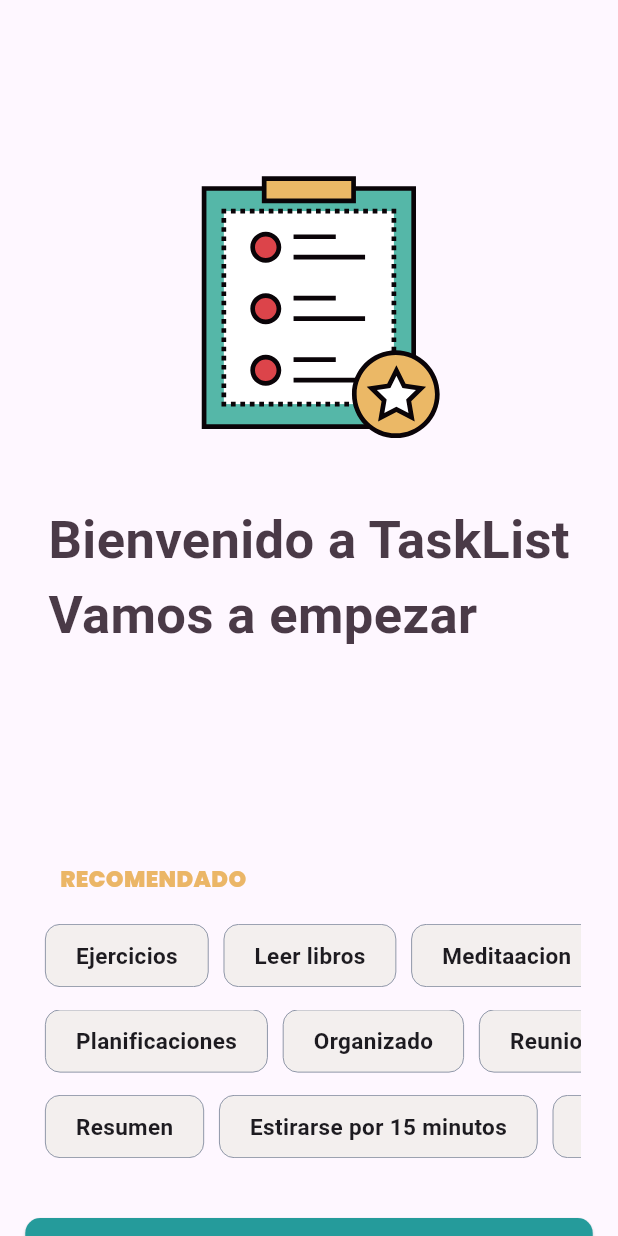
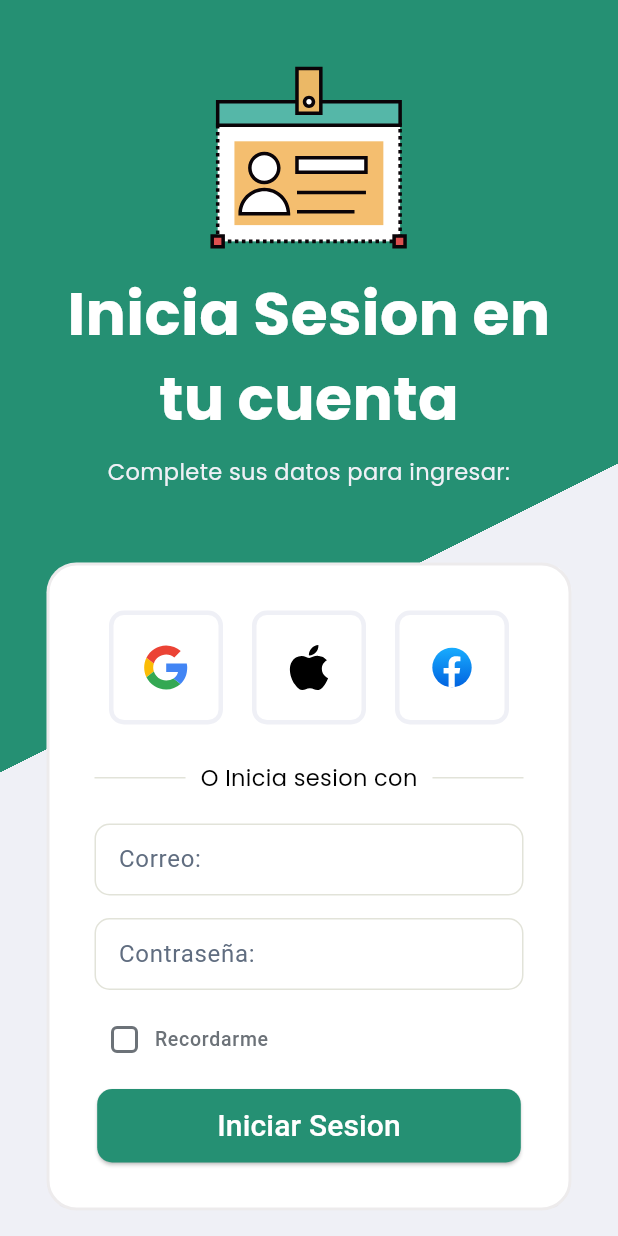
Before and after one commit to Fabian-Lugo/TaskList-con-Flutter, a Flutter app: the screen it shows after launch, after a tap on "Continuar", on a phone screen of 412 x 824 dp. Run offline on Flutter 3.47's test engine with Material 3 defaults, Android fonts, the phone set to English and light mode, and no system bars; our stand-ins replace flutter_svg, google_fonts.

Commit message:
feat: add login screen and local credentials

```diff
--- a/lib/presentacion/pantallas/home_screen.dart
+++ b/lib/presentacion/pantallas/home_screen.dart
@@ -1,19 +1,24 @@
 import 'package:flutter/material.dart';
 import 'package:google_fonts/google_fonts.dart';
 import 'package:flutter_svg/flutter_svg.dart';
+import 'package:test_03/presentacion/pantallas/login_screen.dart';
 import 'package:test_03/utils/button_style.dart';
 import 'package:test_03/utils/color.dart';
 
-class HomaPage extends StatefulWidget {
+class HomaPage extends StatelessWidget {
   const HomaPage({super.key});
 
-  @override
-  State<HomaPage> createState() => _HomaPageState();
-}
 
-class _HomaPageState extends State<HomaPage> {
   @override
   Widget build(BuildContext context) {
+
+  void changePageLogin() {
+    Navigator.push(
+      context,
+      MaterialPageRoute(builder: (context) => LoginPage())
+    );
+  }
+
     return Scaffold(
       body: Column(
         children: [
@@ -28,7 +33,7 @@ class _HomaPageState extends State<HomaPage> {
           const SizedBox(height: 5),
           Center(
             child: Text(
-              'Bienvenido a TaskList\nVamos a empezar',
+              'Bienvenido a TaskList\nVamos a empezar:',
               style: const TextStyle(color: ColorApp.color_04, fontSize: 35, fontWeight: FontWeight.bold),
               textAlign: TextAlign.left,
             ),
@@ -87,7 +92,7 @@ class _HomaPageState extends State<HomaPage> {
           ),
           const SizedBox(height: 40),
           ElevatedButton(
-            onPressed: () {},
+            onPressed: changePageLogin,
             style: ElevatedButton.styleFrom(
               backgroundColor: ColorApp.color_06,
               padding: EdgeInsets.symmetric(horizontal: 145, vertical: 15),
--- a/lib/presentacion/pantallas/login_screen.dart
+++ b/lib/presentacion/pantallas/login_screen.dart
@@ -0,0 +1,215 @@
+import 'package:flutter/material.dart';
+import 'package:flutter_svg/flutter_svg.dart';
+import 'package:google_fonts/google_fonts.dart';
+import 'package:test_03/utils/color.dart';
+import 'package:test_03/utils/input_style.dart';
+import 'package:test_03/utils/message.dart';
+import 'package:test_03/widget/social_button.dart';
+
+class LoginPage extends StatefulWidget {
+  const LoginPage({super.key});
+
+  @override
+  State<LoginPage> createState() => _LoginPageState();
+}
+
+class _LoginPageState extends State<LoginPage> {
+   final TextEditingController controllerText = TextEditingController();
+   final TextEditingController controllerPassword = TextEditingController();
+   final key = GlobalKey<FormState>();
+   bool obscurePassword = true;
+   bool rememberMe = false;
+   String textValidator = '';
+   String passwordValidator = '';
+
+  void messageFuture() {
+    MessageFloat.custom(context: context, color: ColorApp.color_11, text: 'Proximamente');
+  }
+
+  void seePassword() {
+    setState(() {
+      obscurePassword = !obscurePassword;
+    });
+  }
+
+  void validationText() {
+    if (key.currentState!.validate()) {
+      setState(() {
+        if (controllerText.text == 'Fabian' && controllerPassword.text == 'test123') {
+          /*Navigator.push(
+            context,
+            MaterialPageRoute(builder: (context) mes)
+          );*/
+          messageFuture();
+        }
+      });
+    }
+  }
+
+  @override
+  Widget build(BuildContext context) {
+  final size = MediaQuery.of(context).size;
+
+
+    return GestureDetector(
+      onTap: FocusScope.of(context).unfocus,
+      behavior: HitTestBehavior.opaque,
+      child: Scaffold(
+        backgroundColor: ColorApp.color_02,
+        body: SingleChildScrollView(
+          child: Container(
+            height: size.height,
+            width: size.width,
+            decoration: BoxDecoration(
+              gradient: LinearGradient(
+                begin: Alignment.topLeft,
+                end: Alignment.bottomRight,
+                colors: [
+                  ColorApp.color_08,
+                  ColorApp.color_08,
+                  ColorApp.color_07,
+                  ColorApp.color_07,
+                ],
+                stops: const [0.0, 0.5, 0.5, 1.0]
+              ),
+            ),
+            child: Column(
+              children: [
+                const SizedBox(height: 30),
+                SvgPicture.asset('assets/images/image_login.svg', width: 150),
+                Text(
+                  'Inicia Sesion en\ntu cuenta',
+                  textAlign: TextAlign.center,
+                  style: GoogleFonts.poppins(color: ColorApp.color_02, fontSize: 40, fontWeight: FontWeight.bold),
+                ),
+                const SizedBox(height: 10),
+                Text(
+                  'Complete sus datos para ingresar:',
+                  textAlign: TextAlign.center,
+                  style: GoogleFonts.poppins(color: ColorApp.color_07, fontSize: 15),
+                ),
+                const SizedBox(height: 50),
+                Container(
+                  padding: EdgeInsets.symmetric(vertical: 30, horizontal: 30),
+                  width: 350,
+                  decoration: BoxDecoration(
+                    color: ColorApp.color_02,
+                    border: Border.all(color: ColorApp.color_04.withOpacity(0.1), width: 2),
+                    borderRadius: BorderRadius.circular(20),
+                  ),
+                  child: Column(
+                    children: [
+                      Row(
+                        mainAxisAlignment: MainAxisAlignment.spaceAround,
+                        children: [
+                          SocialButton( onTap: messageFuture, iconPath: 'assets/images/google_logo.svg'),
+                          SocialButton(onTap: messageFuture, iconPath: 'assets/images/apple_logo.svg'),
+                          SocialButton(onTap: messageFuture, iconPath: 'assets/images/facebook_logo.svg'),
+                        ],
+                      ),
+                      const SizedBox(height: 25),
+                      Row(
+                        children: [
+                          Expanded(
+                            child: Divider(color: ColorApp.color_09  , thickness: 1, endIndent: 10,)
+                          ),
+                          Text(
+                            'O Inicia sesion con',
+                            textAlign: TextAlign.center,
+                            style: GoogleFonts.poppins(color: ColorApp.color_01, fontSize: 15),
+                          ),
+                          Expanded(
+                            child: Divider(color: ColorApp.color_09  , thickness: 1, indent: 10,)
+                          ),
+                        ],
+                      ),
+                      const SizedBox(height: 20),
+                      Form(
+                        key: key,
+                        child: Column(
+                          children: [
+                            TextFormField(
+                              controller: controllerText,
+                              keyboardType: TextInputType.emailAddress,
+                              decoration: InputDecoration(
+                                labelText: 'Correo:',
+                                labelStyle: TextStyle(color: ColorApp.color_10),
+                                isDense: true,
+                                enabledBorder: InputStyles.customBorder(color: ColorApp.color_09),
+                                focusedBorder: InputStyles.customBorder(color: ColorApp.color_09),
+                                errorBorder: InputStyles.customBorder(color: ColorApp.color_11),
+                                focusedErrorBorder: InputStyles.customBorder(color: ColorApp.color_11),
+                              ),
+                            validator: (value) => (value?.trim().isEmpty ?? true) ? 'Ingresa tu contraseña' : null,
+                            ),
+                            const SizedBox(height: 15),
+                            TextFormField(
+                              controller: controllerPassword,
+                              keyboardType: TextInputType.text,
+                              onChanged: (value) => setState((){}),
+                              obscureText: obscurePassword,
+                              decoration: InputDecoration(
+                                labelText: 'Contraseña:',
+                                labelStyle: TextStyle(color: ColorApp.color_10),
+                                isDense: true,
+                                enabledBorder: InputStyles.customBorder(color: ColorApp.color_09),
+                                focusedBorder: InputStyles.customBorder(color: ColorApp.color_09),
+                                errorBorder: InputStyles.customBorder(color: ColorApp.color_11),
+                                focusedErrorBorder: InputStyles.customBorder(color: ColorApp.color_11),
+                                suffixIcon: controllerPassword.text.isNotEmpty
+                                ? IconButton(
+                                    onPressed: seePassword,
+                                    icon: Icon(obscurePassword? Icons.visibility_off : Icons.visibility)
+                                  )
+                                : null
+                              ),
+                              validator: (value) => (value?.trim().isEmpty ?? true) ? 'Ingresa tu contraseña' : null,
+                            ),
+                            const SizedBox(height: 5),
+                            CheckboxListTile(
+                              title: const Text(
+                                'Recordarme',
+                                style: TextStyle(fontSize: 13, fontWeight: FontWeight.w500, color: Color(0xFF6C7278),
+                                ),
+                              ),
+                              contentPadding: EdgeInsets.zero,
+                              horizontalTitleGap: 0,
+                              controlAffinity:  ListTileControlAffinity.leading,
+                              checkboxShape: RoundedRectangleBorder(
+                                borderRadius: BorderRadius.circular(4)
+                              ),
+                              activeColor: ColorApp.color_08,
+                              side: const BorderSide(color: Color(0xFF6C7278), width: 2),
+                              value: rememberMe,
+                              onChanged: (bool? newValue) {
+                                setState(() {
+                                  rememberMe = newValue!;
+                                });
+                              }
+                            ),
+                            const SizedBox(height: 5),
+                            ElevatedButton(
+                              onPressed: validationText,
+                              style: ElevatedButton.styleFrom(
+                                backgroundColor: ColorApp.color_08,
+                                padding: EdgeInsets.symmetric(vertical: 10, horizontal: 80),
+                                shape: RoundedRectangleBorder(
+                                  borderRadius: BorderRadius.circular(10)
+                                ),
+                              ),
+                              child: const Text('Iniciar Sesion', style: TextStyle(color: ColorApp.color_02, fontSize: 20))
+                            )
+                          ],
+                        )
+                      ),
+                    ],
+                  ),
+                ),
+              ],
+            ),
+          ),
+        ),
+      ),
+    );
+  }
+}
--- a/lib/utils/color.dart
+++ b/lib/utils/color.dart
@@ -7,5 +7,9 @@ class ColorApp {
   static const Color color_04 = Color(0xff4a3a47);
   static const Color color_05 = Color(0xffF3EFEE);
   static const Color color_06 = Color(0xff259b9b);
-  static const Color color_07 = Color(0xff6c788e);
+  static const Color color_07 = Color(0xffEFF0F6);
+  static const Color color_08 = Color(0xff259073);
+  static const Color color_09 = Color(0xffe2e3d9);
+  static const Color color_10 = Color(0xFF606d80);
+  static const Color color_11 = Color(0xddff2c2c);
 }
--- /dev/null
+++ b/lib/utils/input_style.dart
@@ -0,0 +1,12 @@
+import 'package:flutter/material.dart';
+
+class InputStyles {
+  static OutlineInputBorder customBorder({required Color color}) {
+    return OutlineInputBorder(
+      borderRadius: BorderRadius.circular(10),
+      borderSide: BorderSide(
+        color: color,
+      ),
+    );
+  }
+}
--- /dev/null
+++ b/lib/utils/message.dart
@@ -0,0 +1,19 @@
+import 'package:flutter/material.dart';
+import 'package:google_fonts/google_fonts.dart';
+import 'package:test_03/utils/color.dart';
+
+class MessageFloat {
+  static void custom({required BuildContext context, required Color color, required String text}) {
+    ScaffoldMessenger.of(context).showSnackBar(
+      SnackBar(
+        backgroundColor: color,
+        behavior: SnackBarBehavior.floating,
+        duration: Duration(seconds: 1),
+        content: Text(
+          text,
+          style: GoogleFonts.poppins(color: ColorApp.color_02, fontWeight: FontWeight.bold, fontSize: 15),
+        ),
+      ),
+    );
+  }
+}
--- /dev/null
+++ b/lib/widget/social_button.dart
@@ -0,0 +1,34 @@
+import 'package:flutter/material.dart';
+import 'package:flutter_svg/flutter_svg.dart';
+import 'package:test_03/utils/color.dart';
+
+class SocialButton extends StatelessWidget {
+  final String iconPath;
+  final VoidCallback onTap;
+  const SocialButton({
+    super.key,
+    required this.onTap,
+    required this.iconPath,
+  });
+
+  @override
+  Widget build(BuildContext context) {
+    return InkWell(
+      onTap: onTap,
+      child: Container(
+        padding: EdgeInsets.all(20),
+        decoration: BoxDecoration(
+          borderRadius: BorderRadius.circular(10),
+          color: ColorApp.color_02,
+          border: Border.all(color: ColorApp.color_07, width: 3),
+        ),
+        child: Column(
+          mainAxisAlignment: MainAxisAlignment.center,
+          children: [
+            SvgPicture.asset(iconPath, width: 30),
+          ],
+        )
+      ),
+    );
+  }
+}
```
Also changed, not shown: assets/images/apple_logo.svg (added), assets/images/facebook_logo.svg (added), assets/images/google_logo.svg (added), assets/images/image_login.svg (added).
